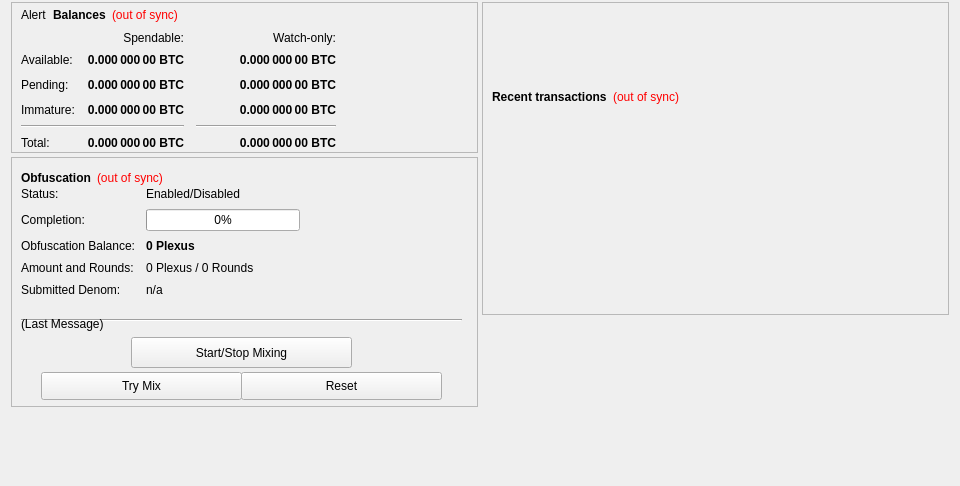
This is src/qt/forms/overviewpage.ui in altcuim/Plexus as Qt 5 draws it before an edit. The edited form follows.
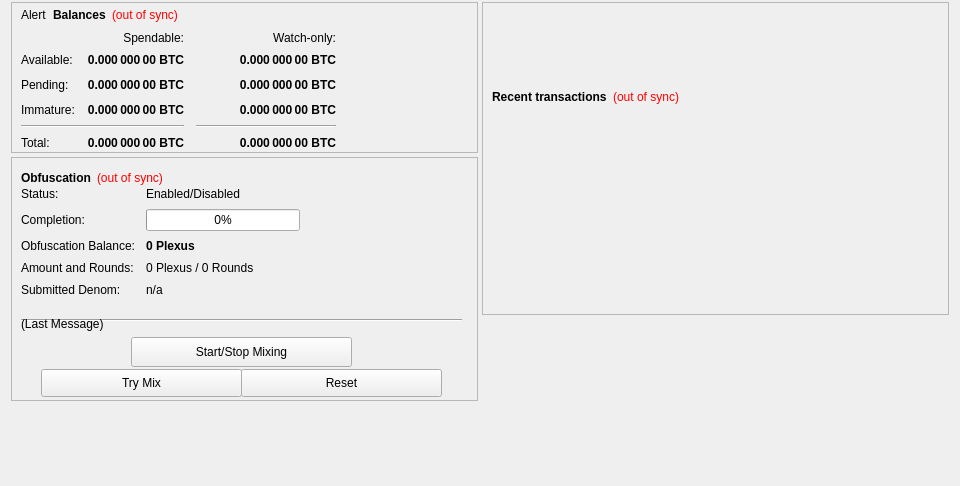
This is the edited form.

```diff
--- a/src/qt/forms/overviewpage.ui
+++ b/src/qt/forms/overviewpage.ui
@@ -418,7 +418,7 @@
          <property name="minimumSize">
           <size>
            <width>0</width>
-           <height>250</height>
+           <height>244</height>
           </size>
          </property>
          <property name="layoutDirection">
@@ -542,7 +542,7 @@
             <x>120</x>
             <y>180</y>
             <width>221</width>
-            <height>31</height>
+            <height>30</height>
            </rect>
           </property>
           <property name="sizePolicy">
@@ -597,7 +597,7 @@
           <property name="geometry">
            <rect>
             <x>30</x>
-            <y>215</y>
+            <y>212</y>
             <width>201</width>
             <height>28</height>
            </rect>
@@ -619,7 +619,7 @@
           <property name="geometry">
            <rect>
             <x>230</x>
-            <y>215</y>
+            <y>212</y>
             <width>201</width>
             <height>28</height>
            </rect>
```
